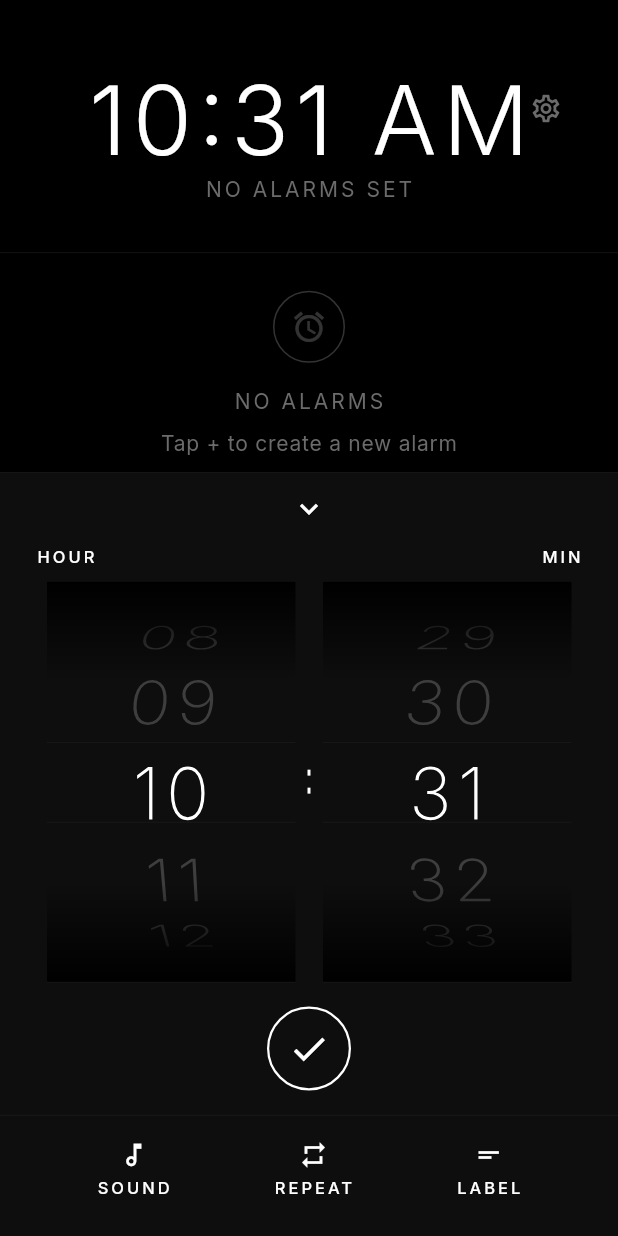
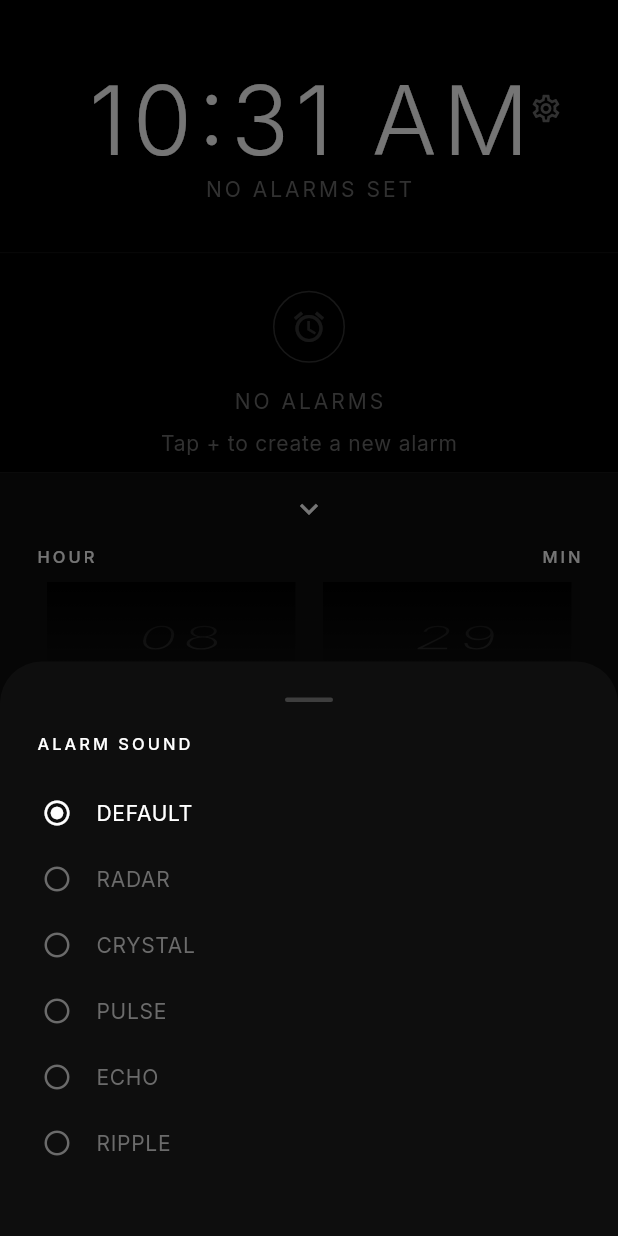
Before and after one commit to MoHamed-B-M/Tempo, a Flutter app: the screen it shows after launch, after a tap on the "add" icon, after a tap on "SOUND", on a phone screen of 412 x 824 dp. Run offline on Flutter 3.47's test engine with Material 3 defaults, Android fonts, the phone set to English and light mode, and no system bars; our stand-ins replace flutter_local_notifications, google_fonts, package_info_plus, shared_preferences, timezone; network calls fail.

Commit message:
refactor: improve alarm scheduling, optimize build size, and cleanup

```diff
--- a/lib/main.dart
+++ b/lib/main.dart
@@ -11,10 +11,13 @@ import 'widgets/home_page.dart';
 final FlutterLocalNotificationsPlugin notificationsPlugin =
     FlutterLocalNotificationsPlugin();
 
+final GlobalKey<NavigatorState> navigatorKey = GlobalKey<NavigatorState>();
+
 void main() async {
   WidgetsFlutterBinding.ensureInitialized();
 
   final alarmService = AlarmService(notificationsPlugin);
+  AlarmService.navigatorKey = navigatorKey;
   await alarmService.initialize();
 
   final themeService = ThemeService();
@@ -45,6 +48,7 @@ class TempoApp extends StatelessWidget {
           return MaterialApp(
             title: 'Tempo',
             debugShowCheckedModeBanner: false,
+            navigatorKey: navigatorKey,
             themeMode: themeService.mode,
             theme: _buildLightTheme(),
             darkTheme: _buildDarkTheme(),
--- a/lib/screens/main_screen.dart
+++ b/lib/screens/main_screen.dart
@@ -5,6 +5,7 @@ import '../constants/app_colors.dart';
 import '../constants/app_text_styles.dart';
 import '../models/alarm_model.dart';
 import '../services/alarm_service.dart';
+import '../widgets/sound_picker_sheet.dart';
 import '../widgets/time_picker_wheel.dart';
 import 'settings_page.dart';
 
@@ -215,7 +216,13 @@ class _MainScreenState extends State<MainScreen>
                         _BottomControl(
                           icon: Icons.music_note_outlined,
                           label: 'SOUND',
-                          onTap: () {},
+                          onTap: () => SoundPickerSheet.show(
+                            context,
+                            selectedSound: _selectedSound,
+                            onSoundSelected: (sound) {
+                              setState(() => _selectedSound = sound);
+                            },
+                          ),
                         ),
                         _BottomControl(
                           icon: Icons.repeat_outlined,
--- a/lib/services/alarm_service.dart
+++ b/lib/services/alarm_service.dart
@@ -1,15 +1,19 @@
 import 'dart:convert';
 import 'package:flutter/material.dart';
 import 'package:flutter_local_notifications/flutter_local_notifications.dart';
-import 'package:intl/intl.dart';
 import 'package:shared_preferences/shared_preferences.dart';
+import 'package:timezone/data/latest.dart' as tz_data;
+import 'package:timezone/timezone.dart' as tz;
 import 'package:uuid/uuid.dart';
 import '../models/alarm_model.dart';
+import '../screens/alarm_ring_screen.dart';
 
 class AlarmService extends ChangeNotifier {
   static const _storageKey = 'alarms';
   static const _channelId = 'tempo_alarm_channel';
   static const _channelName = 'Alarm Notifications';
+
+  static GlobalKey<NavigatorState>? navigatorKey;
 
   final FlutterLocalNotificationsPlugin _notifications;
   List<AlarmModel> _alarms = [];
@@ -22,7 +26,10 @@ class AlarmService extends ChangeNotifier {
   Future<void> initialize() async {
     if (_initialized) return;
 
-    const androidSettings = AndroidInitializationSettings('@mipmap/ic_launcher');
+    tz_data.initializeTimeZones();
+
+    const androidSettings =
+        AndroidInitializationSettings('@mipmap/ic_launcher');
     const iosSettings = DarwinInitializationSettings(
       requestAlertPermission: true,
       requestBadgePermission: true,
@@ -103,10 +110,9 @@ class AlarmService extends ChangeNotifier {
     final updated = _alarms[index].copyWith(enabled: !_alarms[index].enabled);
     _alarms[index] = updated;
     await _saveAlarms();
+    await _cancelAlarmNotification(updated);
     if (updated.enabled) {
       await _scheduleAlarm(updated);
-    } else {
-      await _cancelAlarmNotification(updated);
     }
     notifyListeners();
   }
@@ -130,33 +136,23 @@ class AlarmService extends ChangeNotifier {
       now.day,
       alarm.hour,
       alarm.minute,
+      now.second,
+      now.millisecond,
     );
 
     if (alarm.isRepeating) {
-      for (final day in alarm.repeatDays) {
-        var nextDay = scheduledDate;
-        while (nextDay.weekday != day) {
-          nextDay = nextDay.add(const Duration(days: 1));
-        }
-        if (nextDay.isBefore(now)) {
-          nextDay = nextDay.add(const Duration(days: 7));
-        }
-        await _scheduleRepeatingNotification(alarm.id, nextDay);
-      }
+      await _scheduleRepeatingNotifications(alarm, scheduledDate, now);
     } else {
       if (scheduledDate.isBefore(now)) {
         scheduledDate = scheduledDate.add(const Duration(days: 1));
       }
-      await _scheduleOneShotNotification(alarm.id, scheduledDate);
+      await _scheduleOneShot(alarm, scheduledDate);
     }
   }
 
-  Future<void> _scheduleOneShotNotification(
-    String alarmId,
-    DateTime date,
-  ) async {
-    final hour = DateFormat('HH:mm').format(date);
-    final androidDetails = AndroidNotificationDetails(
+  AndroidNotificationDetails _buildAndroidDetails(String sound) {
+    final soundName = sound != 'default' ? 'alarm_$sound' : null;
+    return AndroidNotificationDetails(
       _channelId,
       _channelName,
       channelDescription: 'Plays when an alarm triggers',
@@ -166,73 +162,131 @@ class AlarmService extends ChangeNotifier {
       playSound: true,
       enableVibration: true,
       category: AndroidNotificationCategory.alarm,
+      sound: soundName != null
+          ? RawResourceAndroidNotificationSound(soundName)
+          : null,
     );
+  }
+
+  Future<void> _scheduleOneShot(
+    AlarmModel alarm,
+    DateTime date,
+  ) async {
+    final androidDetails = _buildAndroidDetails(alarm.sound);
     const iosDetails = DarwinNotificationDetails(
       presentAlert: true,
       presentBadge: true,
       presentSound: true,
     );
-    final details = NotificationDetails(
-      android: androidDetails,
-      iOS: iosDetails,
-    );
+    final details =
+        NotificationDetails(android: androidDetails, iOS: iosDetails);
 
-    final id = alarmId.hashCode;
-    await _notifications.periodicallyShow(
-      id,
+    await _notifications.zonedSchedule(
+      alarm.id.hashCode,
       'Tempo Alarm',
-      'Alarm set for $hour',
-      RepeatInterval.daily,
+      alarm.label.isNotEmpty ? alarm.label : 'Alarm',
+      tz.TZDateTime.from(date, tz.local),
       details,
+      payload: alarm.id,
       androidScheduleMode: AndroidScheduleMode.inexactAllowWhileIdle,
+      uiLocalNotificationDateInterpretation:
+          UILocalNotificationDateInterpretation.absoluteTime,
     );
   }
 
-  Future<void> _scheduleRepeatingNotification(
-    String alarmId,
-    DateTime date,
+  Future<void> _scheduleRepeatingNotifications(
+    AlarmModel alarm,
+    DateTime scheduledDate,
+    DateTime now,
   ) async {
-    final hour = DateFormat('HH:mm').format(date);
-    final androidDetails = AndroidNotificationDetails(
-      _channelId,
-      _channelName,
-      channelDescription: 'Plays when an alarm triggers',
-      importance: Importance.high,
-      priority: Priority.high,
-      fullScreenIntent: true,
-      playSound: true,
-      enableVibration: true,
-      category: AndroidNotificationCategory.alarm,
-    );
+    final androidDetails = _buildAndroidDetails(alarm.sound);
     const iosDetails = DarwinNotificationDetails(
       presentAlert: true,
       presentBadge: true,
       presentSound: true,
     );
-    final details = NotificationDetails(
-      android: androidDetails,
-      iOS: iosDetails,
-    );
+    final details =
+        NotificationDetails(android: androidDetails, iOS: iosDetails);
 
-    final id = alarmId.hashCode;
-    await _notifications.periodicallyShow(
-      id,
-      'Tempo Alarm',
-      'Alarm set for $hour',
-      RepeatInterval.daily,
-      details,
-      androidScheduleMode: AndroidScheduleMode.inexactAllowWhileIdle,
-    );
+    if (alarm.repeatDays.length == 7) {
+      await _notifications.zonedSchedule(
+        alarm.id.hashCode,
+        'Tempo Alarm',
+        alarm.label.isNotEmpty ? alarm.label : 'Alarm',
+        tz.TZDateTime.from(scheduledDate.isBefore(now)
+            ? scheduledDate.add(const Duration(days: 1))
+            : scheduledDate,
+            tz.local),
+        details,
+        payload: alarm.id,
+        matchDateTimeComponents: DateTimeComponents.time,
+        androidScheduleMode: AndroidScheduleMode.inexactAllowWhileIdle,
+        uiLocalNotificationDateInterpretation:
+            UILocalNotificationDateInterpretation.absoluteTime,
+      );
+    } else {
+      for (final day in alarm.repeatDays) {
+        var nextDate = DateTime(
+          now.year,
+          now.month,
+          now.day,
+          alarm.hour,
+          alarm.minute,
+        );
+        while (nextDate.weekday != day) {
+          nextDate = nextDate.add(const Duration(days: 1));
+        }
+        if (nextDate.isBefore(now)) {
+          nextDate = nextDate.add(const Duration(days: 7));
+        }
+        final notifId = (alarm.id.hashCode * 10) + day;
+        await _notifications.zonedSchedule(
+          notifId,
+          'Tempo Alarm',
+          alarm.label.isNotEmpty ? alarm.label : 'Alarm',
+          tz.TZDateTime.from(nextDate, tz.local),
+          details,
+          payload: alarm.id,
+          matchDateTimeComponents:
+              DateTimeComponents.dayOfWeekAndTime,
+          androidScheduleMode: AndroidScheduleMode.inexactAllowWhileIdle,
+          uiLocalNotificationDateInterpretation:
+              UILocalNotificationDateInterpretation.absoluteTime,
+        );
+      }
+    }
   }
 
   Future<void> _cancelAlarmNotification(AlarmModel alarm) async {
     await _notifications.cancel(alarm.id.hashCode);
+    if (alarm.isRepeating) {
+      for (final day in alarm.repeatDays) {
+        final notifId = (alarm.id.hashCode * 10) + day;
+        await _notifications.cancel(notifId);
+      }
+    }
   }
 
-  void _onNotificationTap(NotificationResponse response) {}
+  void _onNotificationTap(NotificationResponse response) {
+    final alarmId = response.payload;
+    if (alarmId == null) return;
+
+    final alarm = _alarms.firstWhere(
+      (a) => a.id == alarmId,
+      orElse: () => _alarms.first,
+    );
+
+    navigatorKey?.currentState?.push(
+      MaterialPageRoute(
+        fullscreenDialog: true,
+        builder: (_) => AlarmRingScreen(alarm: alarm),
+      ),
+    );
+  }
 
   Future<void> rescheduleAll() async {
     for (final alarm in _alarms) {
+      await _cancelAlarmNotification(alarm);
       if (alarm.enabled) {
         await _scheduleAlarm(alarm);
       }
--- a/lib/services/update_manager.dart
+++ b/lib/services/update_manager.dart
@@ -29,7 +29,7 @@ class UpdateManager {
   static List<int> parseVersion(String v) {
     final parts = v.split('.');
     return [
-      parts.length > 0 ? int.tryParse(parts[0]) ?? 0 : 0,
+      parts.isNotEmpty ? int.tryParse(parts[0]) ?? 0 : 0,
       parts.length > 1 ? int.tryParse(parts[1]) ?? 0 : 0,
       parts.length > 2 ? int.tryParse(parts[2]) ?? 0 : 0,
     ];
@@ -51,22 +51,38 @@ class UpdateManager {
   }) async {
     final channel = await getSavedChannel();
     final service = UpdateService();
-    final release = await service.checkForUpdate(channel);
+    final response = await service.checkForUpdate(channel);
     service.dispose();
 
-    if (release == null) {
-      if (!silent && context.mounted) {
-        _showNoUpdateSnackBar(context);
+    if (!context.mounted) return;
+
+    switch (response.result) {
+      case UpdateCheckResult.repoNotFound:
+        if (!silent) {
+          _showSnackBar(context,
+              'Update check failed: repository not found');
         }
-      return;
+      case UpdateCheckResult.networkError:
+        if (!silent) {
+          _showSnackBar(context,
+              'Could not check for updates. Check your connection.');
         }
-
+      case UpdateCheckResult.noReleases:
+        if (!silent) {
+          _showSnackBar(context, 'No releases found on this channel');
+        }
+      case UpdateCheckResult.upToDate:
+        if (!silent) {
+          _showSnackBar(context, 'You are on the latest version');
+        }
+      case UpdateCheckResult.available:
+        final release = response.release!;
         final currentVersion = await getCurrentVersion();
         final remoteVersion = stripV(release.tagName);
 
         if (!isNewer(remoteVersion, currentVersion)) {
-      if (!silent && context.mounted) {
-        _showNoUpdateSnackBar(context);
+          if (!silent) {
+            _showSnackBar(context, 'You are on the latest version');
           }
           return;
         }
@@ -75,30 +91,49 @@ class UpdateManager {
           _showUpdateDialog(context, release);
         }
     }
+  }
 
-  static void _showNoUpdateSnackBar(BuildContext context) {
+  static void _showSnackBar(BuildContext context, String message) {
+    final brightness = Theme.of(context).brightness;
     ScaffoldMessenger.of(context).showSnackBar(
       SnackBar(
-        content: const Text('You are on the latest version'),
-        backgroundColor: const Color(0xFF0E0E0E),
+        content: Text(message),
+        backgroundColor: brightness == Brightness.dark
+            ? const Color(0xFF0E0E0E)
+            : const Color(0xFFF2F2F2),
         behavior: SnackBarBehavior.floating,
       ),
     );
   }
 
   static void _showUpdateDialog(BuildContext context, ReleaseInfo release) {
+    final brightness = Theme.of(context).brightness;
+    final bgColor = brightness == Brightness.dark
+        ? const Color(0xFF0E0E0E)
+        : const Color(0xFFFFFFFF);
+    final textColor = brightness == Brightness.dark
+        ? Colors.white
+        : Colors.black;
+    final dimColor = brightness == Brightness.dark
+        ? Colors.white.withValues(alpha: 0.5)
+        : Colors.black.withValues(alpha: 0.5);
+
     showDialog(
       context: context,
       builder: (ctx) => AlertDialog(
-        backgroundColor: const Color(0xFF0E0E0E),
+        backgroundColor: bgColor,
         shape: RoundedRectangleBorder(
           borderRadius: BorderRadius.circular(12),
-          side: const BorderSide(color: Color(0xFF1A1A1A)),
+          side: BorderSide(
+            color: brightness == Brightness.dark
+                ? const Color(0xFF1A1A1A)
+                : const Color(0xFFE5E5EA),
+          ),
         ),
         title: Text(
           'Update Available',
           style: TextStyle(
-            color: Colors.white,
+            color: textColor,
             fontWeight: FontWeight.w600,
             letterSpacing: 1,
           ),
@@ -110,7 +145,7 @@ class UpdateManager {
             Text(
               'Version ${release.version}',
               style: TextStyle(
-                color: Colors.white.withValues(alpha: 0.7),
+                color: textColor.withValues(alpha: 0.7),
                 letterSpacing: 0.5,
               ),
             ),
@@ -118,10 +153,7 @@ class UpdateManager {
               const SizedBox(height: 12),
               Text(
                 release.body,
-                style: TextStyle(
-                  color: Colors.white.withValues(alpha: 0.5),
-                  fontSize: 13,
-                ),
+                style: TextStyle(color: dimColor, fontSize: 13),
                 maxLines: 5,
                 overflow: TextOverflow.ellipsis,
               ),
@@ -133,10 +165,7 @@ class UpdateManager {
             onPressed: () => Navigator.pop(ctx),
             child: Text(
               'Cancel',
-              style: TextStyle(
-                color: Colors.white.withValues(alpha: 0.5),
-                letterSpacing: 1,
-              ),
+              style: TextStyle(color: dimColor, letterSpacing: 1),
             ),
           ),
           TextButton(
@@ -144,10 +173,10 @@ class UpdateManager {
               Navigator.pop(ctx);
               _launchReleaseUrl(release.url);
             },
-            child: const Text(
+            child: Text(
               'Update Now',
               style: TextStyle(
-                color: Colors.white,
+                color: textColor,
                 letterSpacing: 1,
                 fontWeight: FontWeight.w600,
               ),
--- a/lib/services/update_service.dart
+++ b/lib/services/update_service.dart
@@ -1,5 +1,13 @@
 import 'dart:convert';
 import 'package:http/http.dart' as http;
+
+enum UpdateCheckResult {
+  available,
+  upToDate,
+  noReleases,
+  repoNotFound,
+  networkError,
+}
 
 class ReleaseInfo {
   final String tagName;
@@ -16,7 +24,8 @@ class ReleaseInfo {
     this.apkDownloadUrl,
   });
 
-  String get version => tagName.startsWith('v') ? tagName.substring(1) : tagName;
+  String get version =>
+      tagName.startsWith('v') ? tagName.substring(1) : tagName;
 
   factory ReleaseInfo.fromJson(Map<String, dynamic> json) {
     final assets = json['assets'] as List?;
@@ -40,14 +49,22 @@ class ReleaseInfo {
   }
 }
 
+class UpdateCheckResponse {
+  final UpdateCheckResult result;
+  final ReleaseInfo? release;
+
+  UpdateCheckResponse({required this.result, this.release});
+}
+
 class UpdateService {
-  static const _apiUrl = 'https://api.github.com/repos/MoHamed-B-M/Tempo/releases';
+  static const _apiUrl =
+      'https://api.github.com/repos/MoHamed-B-M/Tempo/releases';
 
   final http.Client _client;
 
   UpdateService({http.Client? client}) : _client = client ?? http.Client();
 
-  Future<ReleaseInfo?> checkForUpdate(String channel) async {
+  Future<UpdateCheckResponse> checkForUpdate(String channel) async {
     try {
       final response = await _client.get(
         Uri.parse(_apiUrl),
@@ -57,9 +74,19 @@ class UpdateService {
         },
       );
 
-      if (response.statusCode != 200) return null;
+      if (response.statusCode == 404) {
+        return UpdateCheckResponse(result: UpdateCheckResult.repoNotFound);
+      }
+
+      if (response.statusCode != 200) {
+        return UpdateCheckResponse(result: UpdateCheckResult.networkError);
+      }
 
       final List<dynamic> releases = jsonDecode(response.body) as List;
+
+      if (releases.isEmpty) {
+        return UpdateCheckResponse(result: UpdateCheckResult.noReleases);
+      }
 
       List<Map<String, dynamic>> filtered;
       if (channel == 'beta') {
@@ -74,7 +101,9 @@ class UpdateService {
             .toList();
       }
 
-      if (filtered.isEmpty) return null;
+      if (filtered.isEmpty) {
+        return UpdateCheckResponse(result: UpdateCheckResult.noReleases);
+      }
 
       filtered.sort((a, b) {
         final aTag = (a['tag_name'] as String?) ?? '';
@@ -82,9 +111,12 @@ class UpdateService {
         return _compareVersions(bTag, aTag);
       });
 
-      return ReleaseInfo.fromJson(filtered.first);
+      return UpdateCheckResponse(
+        result: UpdateCheckResult.available,
+        release: ReleaseInfo.fromJson(filtered.first),
+      );
     } catch (_) {
-      return null;
+      return UpdateCheckResponse(result: UpdateCheckResult.networkError);
     }
   }
 
--- /dev/null
+++ b/lib/widgets/sound_picker_sheet.dart
@@ -0,0 +1,125 @@
+import 'package:flutter/material.dart';
+import '../constants/app_colors.dart';
+import '../constants/app_text_styles.dart';
+
+class SoundPickerSheet extends StatelessWidget {
+  final String selectedSound;
+  final ValueChanged<String> onSoundSelected;
+
+  static const sounds = [
+    ('default', 'Default'),
+    ('radar', 'Radar'),
+    ('crystal', 'Crystal'),
+    ('pulse', 'Pulse'),
+    ('echo', 'Echo'),
+    ('ripple', 'Ripple'),
+  ];
+
+  const SoundPickerSheet({
+    super.key,
+    required this.selectedSound,
+    required this.onSoundSelected,
+  });
+
+  static Future<void> show(
+    BuildContext context, {
+    required String selectedSound,
+    required ValueChanged<String> onSoundSelected,
+  }) {
+    return showModalBottomSheet(
+      context: context,
+      backgroundColor: AppColors.surfaceCardOf(context),
+      builder: (_) => SoundPickerSheet(
+        selectedSound: selectedSound,
+        onSoundSelected: onSoundSelected,
+      ),
+    );
+  }
+
+  @override
+  Widget build(BuildContext context) {
+    return Padding(
+      padding: const EdgeInsets.fromLTRB(24, 24, 24, 40),
+      child: Column(
+        mainAxisSize: MainAxisSize.min,
+        crossAxisAlignment: CrossAxisAlignment.start,
+        children: [
+          Center(
+            child: Container(
+              width: 32,
+              height: 3,
+              decoration: BoxDecoration(
+                color: AppColors.dimWhiteOf(context),
+                borderRadius: BorderRadius.circular(2),
+              ),
+            ),
+          ),
+          const SizedBox(height: 20),
+          Text(
+            'ALARM SOUND',
+            style: AppTextStyles.buttonLabel(context),
+          ),
+          const SizedBox(height: 16),
+          ...sounds.map(
+            (sound) => _SoundTile(
+              id: sound.$1,
+              label: sound.$2,
+              isSelected: selectedSound == sound.$1,
+              onTap: () {
+                onSoundSelected(sound.$1);
+                Navigator.pop(context);
+              },
+            ),
+          ),
+        ],
+      ),
+    );
+  }
+}
+
+class _SoundTile extends StatelessWidget {
+  final String id;
+  final String label;
+  final bool isSelected;
+  final VoidCallback onTap;
+
+  const _SoundTile({
+    required this.id,
+    required this.label,
+    required this.isSelected,
+    required this.onTap,
+  });
+
+  @override
+  Widget build(BuildContext context) {
+    final icon = isSelected ? Icons.radio_button_checked : Icons.radio_button_unchecked;
+
+    return InkWell(
+      onTap: onTap,
+      borderRadius: BorderRadius.circular(8),
+      child: Padding(
+        padding: const EdgeInsets.symmetric(vertical: 12, horizontal: 4),
+        child: Row(
+          children: [
+            Icon(
+              icon,
+              size: 20,
+              color: isSelected
+                  ? AppColors.primaryTextOf(context)
+                  : AppColors.secondaryTextOf(context),
+            ),
+            const SizedBox(width: 16),
+            Text(
+              label.toUpperCase(),
+              style: AppTextStyles.body(context).copyWith(
+                color: isSelected
+                    ? AppColors.primaryTextOf(context)
+                    : AppColors.secondaryTextOf(context),
+              ),
+            ),
+          ],
+        ),
+      ),
+    );
+  }
+}
--- a/test_check.dart
+++ /dev/null
@@ -1 +0,0 @@
-import 'package:flutter/material.dart'; void main() { print(FadeThroughPageTransitionsBuilder); }
```
Also changed, not shown: lib/screens/alarm_ring_screen.dart (added, +292 -0 lines), pubspec.yaml (+6 -1 lines), .github/workflows/build.yaml, pubspec.lock, 10 other files. Lines whose indentation alone changed are shown as unchanged.
